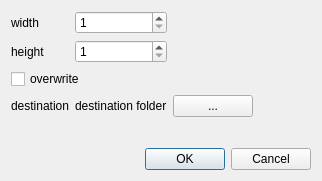
Qt form dialog.ui (localghost/imgconv) before a commit.
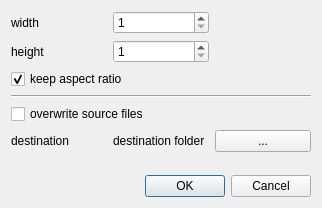
The same form after that commit.

Diff of the .ui file:
```diff
--- a/dialog.ui
+++ b/dialog.ui
@@ -7,7 +7,7 @@
     <x>0</x>
     <y>0</y>
     <width>322</width>
-    <height>181</height>
+    <height>208</height>
    </rect>
   </property>
   <property name="windowTitle">
@@ -23,19 +23,10 @@
        </property>
       </widget>
      </item>
-     <item row="3" column="2">
-      <widget class="QPushButton" name="pushButton">
-       <property name="enabled">
-        <bool>true</bool>
-       </property>
-       <property name="sizePolicy">
-        <sizepolicy hsizetype="Minimum" vsizetype="Fixed">
-         <horstretch>0</horstretch>
-         <verstretch>0</verstretch>
-        </sizepolicy>
-       </property>
+     <item row="1" column="0">
+      <widget class="QLabel" name="label_2">
        <property name="text">
-        <string>...</string>
+        <string>height</string>
        </property>
       </widget>
      </item>
@@ -59,24 +50,14 @@
        </property>
       </widget>
      </item>
-     <item row="3" column="0">
+     <item row="7" column="0">
       <widget class="QLabel" name="label_3">
        <property name="text">
         <string>destination</string>
        </property>
       </widget>
      </item>
-     <item row="3" column="1">
-      <widget class="QLabel" name="destination">
-       <property name="enabled">
-        <bool>true</bool>
-       </property>
-       <property name="text">
-        <string>destination folder</string>
-       </property>
-      </widget>
-     </item>
-     <item row="4" column="2">
+     <item row="8" column="2">
       <spacer name="verticalSpacer">
        <property name="orientation">
         <enum>Qt::Vertical</enum>
@@ -89,23 +70,65 @@
        </property>
       </spacer>
      </item>
-     <item row="1" column="0">
-      <widget class="QLabel" name="label_2">
+     <item row="7" column="1">
+      <widget class="QLabel" name="destination">
+       <property name="enabled">
+        <bool>true</bool>
+       </property>
        <property name="text">
-        <string>height</string>
+        <string>destination folder</string>
        </property>
       </widget>
      </item>
-     <item row="2" column="0" colspan="4">
-      <widget class="QCheckBox" name="checkBox">
+     <item row="7" column="2">
+      <widget class="QPushButton" name="pushButton">
+       <property name="enabled">
+        <bool>true</bool>
+       </property>
+       <property name="sizePolicy">
+        <sizepolicy hsizetype="Minimum" vsizetype="Fixed">
+         <horstretch>0</horstretch>
+         <verstretch>0</verstretch>
+        </sizepolicy>
+       </property>
        <property name="text">
-        <string>overwrite</string>
+        <string>...</string>
+       </property>
+      </widget>
+     </item>
+     <item row="3" column="0" colspan="3">
+      <widget class="QCheckBox" name="checkKeepAspectRatio">
+       <property name="toolTip">
+        <string>Size of the output images won't be exactly as the provided width and height.</string>
+       </property>
+       <property name="text">
+        <string>keep aspect ratio</string>
+       </property>
+       <property name="checked">
+        <bool>true</bool>
+       </property>
+      </widget>
+     </item>
+     <item row="5" column="0" colspan="3">
+      <widget class="QCheckBox" name="checkOverwrite">
+       <property name="toolTip">
+        <string>If checked input files will be overwritten (non-recoverably).</string>
+       </property>
+       <property name="text">
+        <string>overwrite source files</string>
        </property>
        <property name="checked">
         <bool>false</bool>
        </property>
       </widget>
      </item>
+     <item row="4" column="0" colspan="3">
+      <widget class="Line" name="line">
+       <property name="orientation">
+        <enum>Qt::Horizontal</enum>
+       </property>
+      </widget>
+     </item>
     </layout>
    </item>
    <item>
```
Left out of the diff: 4 changed lines with no effect on the pictures.
